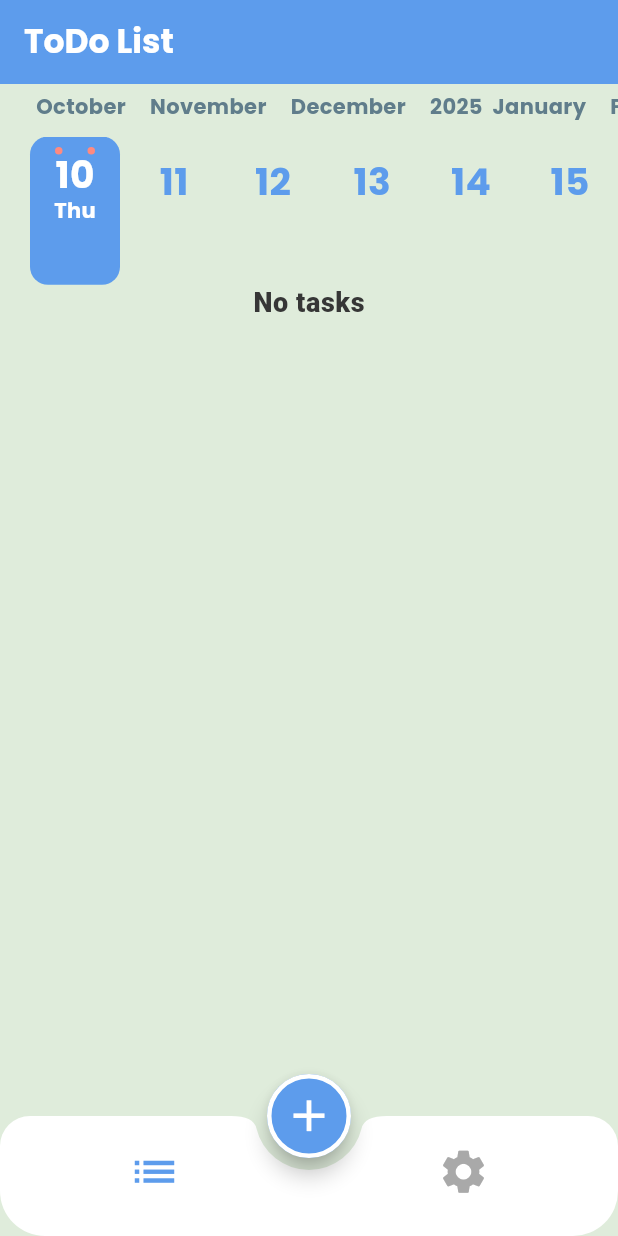
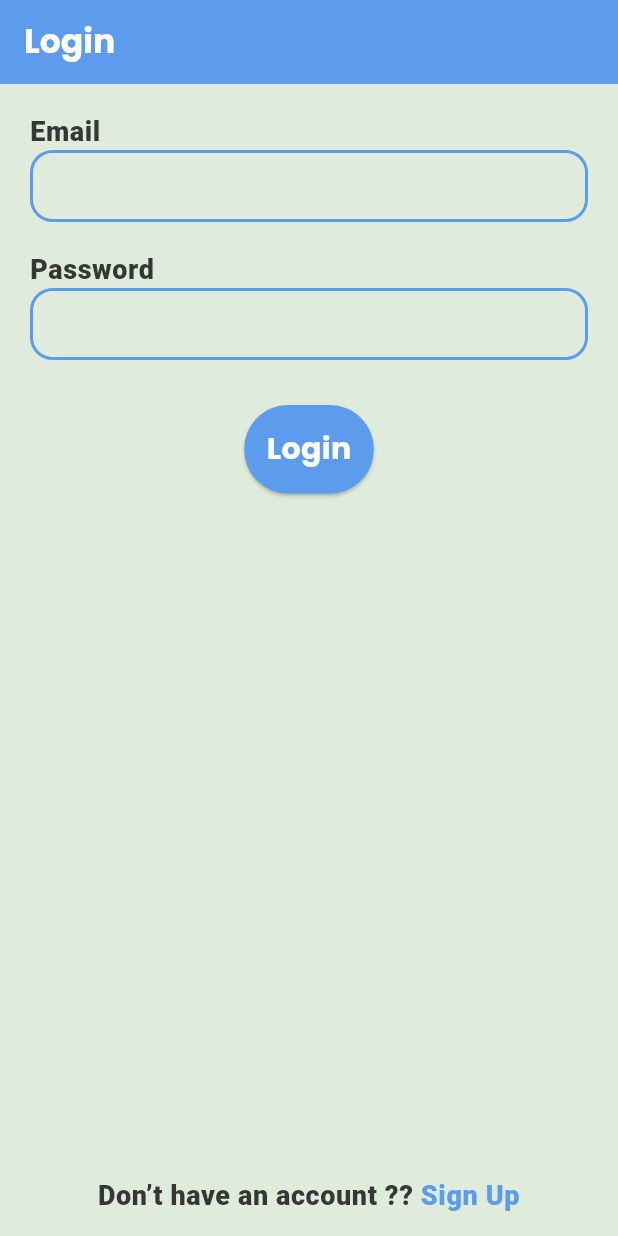
Before and after one commit to RanaGebril/todo_app, a Flutter app: the screen it shows after launch, on a phone screen of 412 x 824 dp. Run offline on Flutter 3.47's test engine with Material 3 defaults, Android fonts, the phone set to English and light mode, and no system bars; drawn by our look-alikes of calendar_timeline; our stand-ins replace cloud_firestore, easy_localization, firebase_auth, firebase_core, flutter_slidable; accounts and stored records are empty.

Commit message:
login & sign up & authentication finish

```diff
--- a/assets/translations/ar.json
+++ b/assets/translations/ar.json
@@ -20,5 +20,17 @@
   "delete": "حذف",
   "edit": "تعديل",
   "editTask": "تعديل المهمه",
-  "saveChanges": "حفظ التغيرات"
+  "saveChanges": "حفظ التغيرات",
+
+  "signUp": "إنشاء حساب",
+  "logIn": "تسجيل الدخول",
+  "userName": "إسم المستخدم",
+  "age": "العمر",
+  "email": "البريد الإلكتروني",
+  "password": "كلمه المرور",
+  "phone": "رقم الهاتف",
+  "doNotHaveAccount": "ليس لديك حساب ؟؟ ",
+  "haveAccount": "لديك حساب بالفعل ؟؟ ",
+  "error": "خطأ",
+  "back": "رجوع"
 }
--- a/assets/translations/en.json
+++ b/assets/translations/en.json
@@ -20,5 +20,16 @@
   "delete": "Delete",
   "edit": "Edit",
   "editTask": "Edit Task",
-  "saveChanges" : "Save Changes"
+  "saveChanges" : "Save Changes",
+  "createAccount": "Create account",
+  "logIn": "Login",
+  "signUp": "Sign Up",
+  "userName": "Username",
+  "age": "Age",
+  "email": "Email",
+  "password": "Password",
+  "doNotHaveAccount": "Don’t have an account ?? ",
+  "haveAccount": "Already have an account ?? ",
+  "error": "Error",
+  "back": "back"
 }
--- a/lib/main.dart
+++ b/lib/main.dart
@@ -6,6 +6,8 @@ import 'package:todo_app/App_theme_data.dart';
 import 'package:todo_app/firebase_options.dart';
 import 'package:todo_app/home_screen.dart';
 import 'package:todo_app/providers/My_provider.dart';
+import 'package:todo_app/register/creat_account.dart';
+import 'package:todo_app/register/log_in.dart';
 import 'package:todo_app/splash_screen.dart';
 import 'package:provider/provider.dart';
 import 'package:todo_app/tabs/tasks/edit_tab.dart';
@@ -48,6 +50,8 @@ class MyApp extends StatelessWidget {
         SplashScreen.routeName: (context) => SplashScreen(),
         HomeScreen.routeName: (context) => HomeScreen(),
         EditTab.routeName: (context) => EditTab(),
+        CreateAccount.routeName: (context) => CreateAccount(),
+        LogIn.routeName: (context) => LogIn()
       },
     );
   }
--- a/lib/models/task_model.dart
+++ b/lib/models/task_model.dart
@@ -4,17 +4,21 @@ class TaskModel {
   String subTitle;
   bool isDone;
   int date;
+  String userId;
 
-  TaskModel({
+  TaskModel(
+      {
       //value comes from parameters
-    this.id="",
+      this.id = "",
       required this.title,
       required this.subTitle,
-    this.isDone=false,
-    required this.date});
+      this.isDone = false,
+      required this.date,
+      required this.userId});
 
   //named constructor
-  TaskModel.fromJson(Map<String,dynamic> json):this(
+  TaskModel.fromJson(Map<String, dynamic> json)
+      : this(
             //override default constructor
             //value comes from map
             id: json["id"],
@@ -22,15 +26,16 @@ class TaskModel {
             subTitle: json["subTitle"],
             isDone: json["isDone"],
             date: json["date"],
-  );
+            userId: json["userId"]);
 
-  Map<String,dynamic> toJson(){
-    return{
-      "id":id,
-      "title":title,
-      "subTitle":subTitle,
-      "isDone":isDone,
-      "date":date
+  Map<String, dynamic> toJson() {
+    return {
+      "id": id,
+      "title": title,
+      "subTitle": subTitle,
+      "isDone": isDone,
+      "date": date,
+      "userId": userId
     };
   }
 }
--- /dev/null
+++ b/lib/models/user_model.dart
@@ -0,0 +1,34 @@
+import 'dart:convert';
+
+class UserModel {
+  String id;
+  String userName;
+  String email;
+  String phone;
+  int age;
+
+  UserModel(
+      {this.id = "",
+      required this.userName,
+      required this.email,
+      required this.phone,
+      required this.age});
+
+  UserModel.fromJson(Map<String, dynamic> json)
+      : this(
+            id: json["id"],
+            userName: json["userNae"],
+            email: json["email"],
+            phone: json["phone"],
+            age: json["age"]);
+
+  Map<String, dynamic> toJson() {
+    return {
+      "id": id,
+      " userName": userName,
+      " email": email,
+      "phone": phone,
+      "age": age
+    };
+  }
+}
--- /dev/null
+++ b/lib/register/log_in.dart
@@ -0,0 +1,113 @@
+import 'package:easy_localization/easy_localization.dart';
+import 'package:flutter/material.dart';
+import 'package:todo_app/AppColors.dart';
+import 'package:todo_app/firebase_functions.dart';
+import 'package:todo_app/home_screen.dart';
+import 'package:todo_app/register/dialog_ui.dart';
+import 'package:todo_app/register/text_field_ui.dart';
+
+class LogIn extends StatelessWidget {
+  static const String routeName = "login";
+  var emailController = TextEditingController();
+  var passwordController = TextEditingController();
+
+  @override
+  Widget build(BuildContext context) {
+    return Scaffold(
+      appBar: AppBar(
+        title: Text("logIn".tr()),
+      ),
+      body: SingleChildScrollView(
+        child: Padding(
+          padding: const EdgeInsets.all(20),
+          child: Column(
+            crossAxisAlignment: CrossAxisAlignment.start,
+            children: [
+              TextFieldUi(
+                formController: emailController,
+                lable: "email".tr(),
+                keyboardtype: TextInputType.emailAddress,
+              ),
+              TextFieldUi(
+                  formController: passwordController,
+                  lable: "password".tr(),
+                  keyboardtype: TextInputType.visiblePassword),
+              SizedBox(height: 10),
+              Center(
+                child: ElevatedButton(
+                  onPressed: () {
+                    if (emailController.text.isEmpty ||
+                        passwordController.text.isEmpty) {
+                      showDialog(
+                          context: context,
+                          builder: (context) =>
+                              DialogUi(message: "please fill in all fields"));
+                      return;
+                    }
+
+                    FirebaseFunctions.logIn(
+                      emailController.text,
+                      passwordController.text,
+                      onSuccess: () {
+                        Navigator.pushAndRemoveUntil(
+                          context,
+                          MaterialPageRoute(builder: (context) => HomeScreen()),
+                          (route) => false,
+                        );
+                      },
+                      onError: (message) {
+                        showDialog(
+                          context: context,
+                          builder: (context) => DialogUi(message: message),
+                        );
+                      },
+                    );
+                  },
+                  style: ElevatedButton.styleFrom(
+                    padding: EdgeInsets.all(10),
+                    textStyle: Theme.of(context)
+                        .textTheme
+                        .labelMedium
+                        ?.copyWith(color: Appcolors.whiteColor),
+                    shape: RoundedRectangleBorder(
+                        borderRadius: BorderRadius.circular(30)),
+                    backgroundColor: Appcolors.blueColor,
+                  ),
+                  child: Padding(
+                    padding: const EdgeInsets.all(5),
+                    child: Text(
+                      "logIn".tr(),
+                      style: Theme.of(context)
+                          .textTheme
+                          .bodyMedium
+                          ?.copyWith(color: Appcolors.whiteColor),
+                    ),
+                  ),
+                ),
+              ),
+            ],
+          ),
+        ),
+      ),
+      bottomNavigationBar: GestureDetector(
+        onTap: () => Navigator.pop(context),
+        child: Padding(
+          padding: const EdgeInsets.all(15),
+          child: Text.rich(
+              textAlign: TextAlign.center,
+              TextSpan(children: [
+                TextSpan(
+                    text: "doNotHaveAccount".tr(),
+                    style: Theme.of(context).textTheme.bodySmall),
+                TextSpan(
+                    text: "signUp".tr(),
+                    style: Theme.of(context)
+                        .textTheme
+                        .bodySmall
+                        ?.copyWith(color: Appcolors.blueColor))
+              ])),
+        ),
+      ),
+    );
+  }
+}
--- /dev/null
+++ b/lib/register/text_field_ui.dart
@@ -0,0 +1,47 @@
+import 'package:flutter/material.dart';
+import 'package:todo_app/AppColors.dart';
+
+class TextFieldUi extends StatelessWidget {
+  var formController;
+  String lable;
+  var keyboardtype;
+
+  TextFieldUi(
+      {required this.formController,
+      required this.lable,
+      this.keyboardtype,
+      super.key});
+
+  @override
+  Widget build(BuildContext context) {
+    return Column(
+      crossAxisAlignment: CrossAxisAlignment.start,
+      children: [
+        Text(
+          lable,
+          style: Theme.of(context).textTheme.bodySmall,
+        ),
+        TextFormField(
+          controller: formController,
+          keyboardType: keyboardtype,
+          style: Theme.of(context).textTheme.labelMedium,
+          decoration: InputDecoration(
+            border: OutlineInputBorder(
+              borderRadius: BorderRadius.circular(15),
+            ),
+            enabledBorder: OutlineInputBorder(
+              borderRadius: BorderRadius.circular(15),
+              borderSide: BorderSide(color: Appcolors.blueColor, width: 2),
+            ),
+            focusedBorder: OutlineInputBorder(
+              borderRadius: BorderRadius.circular(15),
+              borderSide: BorderSide(color: Appcolors.blueColor, width: 2),
+            ),
+          ),
+          cursorColor: Appcolors.grayColor1,
+        ),
+        SizedBox(height: 20),
+      ],
+    );
+  }
+}
--- a/lib/splash_screen.dart
+++ b/lib/splash_screen.dart
@@ -1,5 +1,6 @@
 import 'dart:async';
 import 'package:flutter/material.dart';
+import 'package:todo_app/register/log_in.dart';
 import 'AppColors.dart';
 import 'home_screen.dart';
 
@@ -16,7 +17,7 @@ class _SplashScreenState extends State<SplashScreen> {
   @override
   void initState() {
     Timer(Duration(seconds: 3), () {
-      Navigator.pushReplacementNamed(context, HomeScreen.routeName);
+      Navigator.pushReplacementNamed(context, LogIn.routeName);
     });
     super.initState();
   }
--- a/pubspec.yaml
+++ b/pubspec.yaml
@@ -41,6 +41,7 @@ dependencies:
   flutter_slidable: ^3.1.1
   firebase_core: ^3.6.0
   cloud_firestore: ^5.4.3
+  firebase_auth: ^5.3.1
 
 dev_dependencies:
   flutter_test:
```
Also changed, not shown: lib/bottom_sheets/add_Task_bottom_sheet.dart (+7 -3 lines), lib/firebase_functions.dart (+91 -26 lines), lib/register/creat_account.dart (added, +138 -0 lines), lib/register/dialog_ui.dart (added, +48 -0 lines), pubspec.lock, 1 other file. Lines whose indentation alone changed are shown as unchanged.
